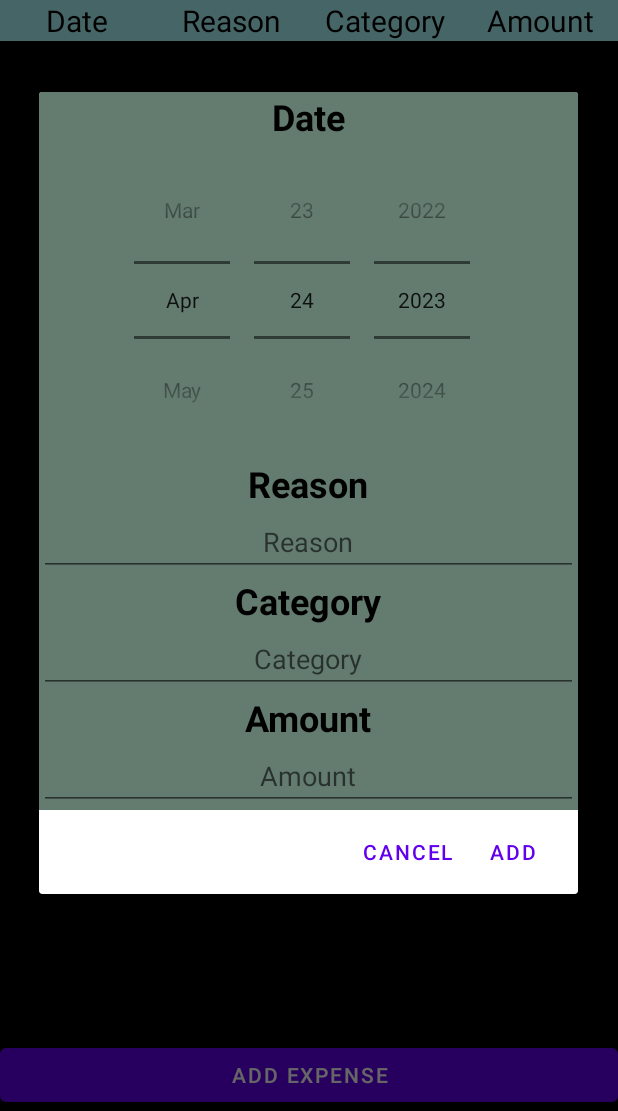
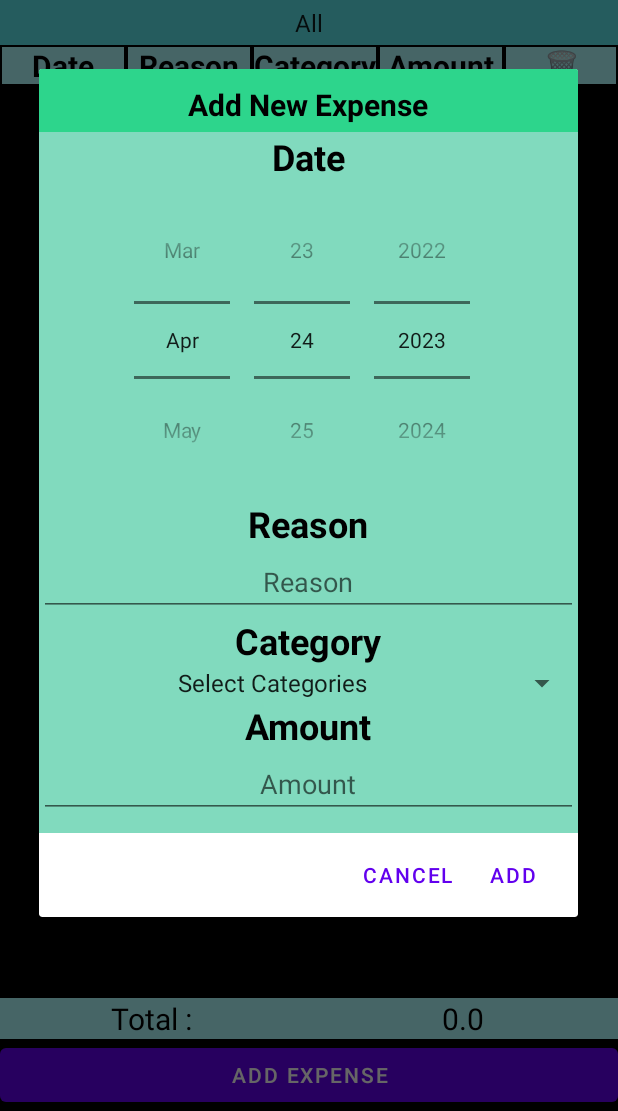
Before and after one commit to omkarpradhan12/ExpenseTracker, an Android app: the screen it shows after launch (MainActivity), after a tap on "ADD EXPENSE", on a phone screen of 412 x 824 dp, the part 125-1236 px from its top. Run offline under Robolectric (Android 15) with nearby library versions, the phone set to English and light mode, and no system bars.

Commit message:
Expense Tracker - Stage 2 // Omkar Pradhan

```diff
--- a/app/src/main/java/com/example/expensetest/MainActivity.java
+++ b/app/src/main/java/com/example/expensetest/MainActivity.java
@@ -12,14 +12,19 @@ import android.view.Gravity;
 import android.view.LayoutInflater;
 import android.view.View;
 
+import android.widget.AdapterView;
+import android.widget.Button;
 import android.widget.DatePicker;
 import android.widget.EditText;
 import android.widget.LinearLayout;
 import android.widget.PopupWindow;
 import android.widget.ScrollView;
+import android.widget.Spinner;
 import android.widget.TableLayout;
 import android.widget.TextView;
 import android.widget.Toast;
+
+import com.google.android.material.navigation.NavigationBarView;
 
 import java.util.List;
 
@@ -27,29 +32,97 @@ public class MainActivity extends AppCompatActivity {
 
     private TableLayout tableLayout;
 
+
     @Override
     protected void onCreate(Bundle savedInstanceState) {
         super.onCreate(savedInstanceState);
         setContentView(R.layout.activity_main);
 
-        table_update();
+        table_update(getall());
 
+        Spinner category = (Spinner) findViewById(R.id.filter);
+
+        category.setOnItemSelectedListener(new AdapterView.OnItemSelectedListener() {
+
+            @Override
+            public void onItemSelected(AdapterView<?> parent, View v,
+                                       int postion, long arg3) {
+                // TODO Auto-generated method stub
+                String  category = parent.getItemAtPosition(postion).toString();
+                if (postion==0)
+                {
+                    table_update(getall());
+                }
+                else {
+                    Toast.makeText(getBaseContext(),category,Toast.LENGTH_SHORT).show();
+                    table_update(getfiltered(category));
+                }
+
+
+            }
+
+            @Override
+            public void onNothingSelected(AdapterView<?> arg0) {
+                // TODO Auto-generated method stub
+
+            }
+        });
 
     }
 
-    public void table_update()
+    private Double total_calculator(List<Expense> expenses)
+    {
+        Double total = 0.0;
+
+        for(Expense exp:expenses){
+
+            total+=Double.parseDouble(exp.getAmount());
+
+        }
+
+        return total;
+    }
+
+    public List<Expense> getall()
     {
         expenseDB_Helper db = new expenseDB_Helper(this);
         List<Expense> expenses = db.getExpenses();
+
+        Double total = total_calculator(expenses);
+        TextView totalamt = (TextView) findViewById(R.id.totalamt);
+
+        totalamt.setText(total.toString());
+
+        return expenses;
+    }
+    public List<Expense> getfiltered(String category)
+    {
+        expenseDB_Helper db = new expenseDB_Helper(this);
+        List<Expense> expenses = db.filter_expense(category);
+
+        Double total = total_calculator(expenses);
+        TextView totalamt = (TextView) findViewById(R.id.totalamt);
+
+        totalamt.setText(total.toString());
+
+        return expenses;
+    }
+
+    public void table_update(List<Expense> expenses)
+    {
+
         tableLayout=(TableLayout)findViewById(R.id.expensetable);
 
         tableLayout.removeAllViews();
 
 
+        expenseDB_Helper db = new expenseDB_Helper(this);
 
         for(Expense exp:expenses){
 
             View tabrow = LayoutInflater.from(this).inflate(R.layout.table_item,null,false);
+
+            int key = exp.getExpkey();
 
             TextView date = (TextView)tabrow.findViewById(R.id.date);
             date.setText(exp.getDate());
@@ -62,6 +135,14 @@ public class MainActivity extends AppCompatActivity {
 
             TextView amount = (TextView)tabrow.findViewById(R.id.amount);
             amount.setText(exp.getAmount());
+
+            Button delete = (Button)tabrow.findViewById(R.id.deleter);
+            delete.setOnClickListener(new View.OnClickListener() {
+                @Override
+                public void onClick(View view) {
+                    Toast.makeText(getBaseContext(),String.valueOf(db.row_deleter(exp.getExpkey())),Toast.LENGTH_SHORT).show();
+                }
+            });
 
             tableLayout.addView(tabrow);
 
@@ -78,6 +159,8 @@ public class MainActivity extends AppCompatActivity {
         LayoutInflater linf = this.getLayoutInflater();
         View dialogview = linf.inflate(R.layout.new_expense,null);
 
+        dialogview.setBackgroundColor(getResources().getColor(R.color.bg));
+
         dialogBuilder.setView(dialogview);
         dialogBuilder.setCancelable(true);
         dialogBuilder.setPositiveButton("ADD", new DialogInterface.OnClickListener() {
@@ -86,19 +169,17 @@ public class MainActivity extends AppCompatActivity {
 
                 DatePicker date = (DatePicker) dialogview.findViewById(R.id.datePicker);
                 EditText reason = (EditText) dialogview.findViewById(R.id.reason_get);
-                EditText category = (EditText) dialogview.findViewById(R.id.category_get);
+                Spinner category = (Spinner) dialogview.findViewById(R.id.category_get);
                 EditText amount = (EditText) dialogview.findViewById(R.id.amount_get);
 
 
-                String dt = String.valueOf(date.getDayOfMonth()) + "-" + String.valueOf(date.getMonth()) + "-" + String.valueOf(date.getYear());
+                String dt = String.valueOf(date.getYear()) + "-" + String.valueOf(date.getMonth()+1) + "-" + String.valueOf(date.getDayOfMonth());
                 String reas = reason.getText().toString();
-                String cate = category.getText().toString();
+                String cate = category.getSelectedItem().toString();
                 String amt = amount.getText().toString();
 
-
                 db.addExpense(new Expense(dt,reas,cate,amt));
-                table_update();
-
+                table_update(getall());
             }
         });
 
@@ -116,4 +197,6 @@ public class MainActivity extends AppCompatActivity {
         add_new_expense.show();
 
     }
+
+
 }
--- /dev/null
+++ b/app/src/main/res/drawable/cell.xml
@@ -0,0 +1,8 @@
+<?xml version="1.0" encoding="utf-8"?>
+<shape xmlns:android="http://schemas.android.com/apk/res/android">
+    <solid
+        android:color="#AFFDFF"/>
+
+    <stroke android:width="1dp"
+        android:color="@color/black"/>
+</shape>
--- /dev/null
+++ b/app/src/main/res/drawable/dialog_bg.xml
@@ -0,0 +1,12 @@
+<?xml version="1.0" encoding="utf-8"?>
+<shape xmlns:android="http://schemas.android.com/apk/res/android">
+    <solid
+        android:color="@color/bg"/>
+    <corners
+        android:radius="30dp" />
+    <padding
+
+
+
+        android:bottom="10dp" />
+</shape>
--- /dev/null
+++ b/app/src/main/res/drawable/header_bg.xml
@@ -0,0 +1,9 @@
+<?xml version="1.0" encoding="utf-8"?>
+<shape xmlns:android="http://schemas.android.com/apk/res/android">
+    <solid
+        android:color="#2DD58C"/>
+
+    <padding
+        android:top="10dp"
+        android:bottom="5dp" />
+</shape>
--- a/app/src/main/res/layout/activity_main.xml
+++ b/app/src/main/res/layout/activity_main.xml
@@ -20,54 +20,84 @@
         android:textSize="20sp"
         android:textStyle="bold" />
 
+    <Spinner
+        android:id="@+id/filter"
+        android:layout_width="match_parent"
+        android:layout_height="70dp"
+        android:textAlignment="center"
+        android:textColor="#000000"
+        android:textSize="20sp"
+        android:layout_weight="0.25"
+        android:gravity="center"
+        android:background="#5EE8EC"
+        android:entries="@array/Categories_Filter"
+        />
+
     <LinearLayout
         android:layout_width="match_parent"
         android:layout_height="wrap_content"
         android:orientation="horizontal">
+
         <TextView
             android:layout_width="10dp"
-            android:layout_height="wrap_content"
+            android:layout_height="match_parent"
+            android:layout_weight="0.25"
+            android:background="@drawable/cell"
+            android:gravity="center"
             android:text="Date"
-            android:layout_weight="0.25"
             android:textAlignment="center"
             android:textColor="#000000"
             android:textSize="20sp"
-            android:gravity="center"
-            android:background="#AFFDFF"
+            android:textStyle="bold"
             />
 
         <TextView
             android:layout_width="10dp"
             android:layout_height="match_parent"
+            android:layout_weight="0.25"
+            android:background="@drawable/cell"
+            android:gravity="center"
             android:text="Reason"
             android:textAlignment="center"
             android:textColor="#000000"
             android:textSize="20sp"
-            android:layout_weight="0.25"
-            android:gravity="center"
-            android:background="#AFFDFF"
-            />
+            android:textStyle="bold" />
 
         <TextView
             android:layout_width="10dp"
             android:layout_height="match_parent"
+            android:layout_weight="0.25"
+            android:background="@drawable/cell"
+            android:gravity="center"
             android:text="Category"
             android:textAlignment="center"
             android:textColor="#000000"
             android:textSize="20sp"
-            android:layout_weight="0.25"
-            android:gravity="center"
-            android:background="#AFFDFF"/>
+            android:textStyle="bold" />
+
         <TextView
             android:layout_width="10dp"
             android:layout_height="match_parent"
+            android:layout_weight="0.25"
+            android:background="@drawable/cell"
+            android:gravity="center"
             android:text="Amount"
             android:textAlignment="center"
             android:textColor="#000000"
             android:textSize="20sp"
+            android:textStyle="bold" />
+
+        <TextView
+            android:layout_width="2dp"
+            android:layout_height="match_parent"
             android:layout_weight="0.25"
+            android:background="@drawable/cell"
             android:gravity="center"
-            android:background="#AFFDFF"/>
+            android:text="🗑"
+            android:textAlignment="center"
+            android:textColor="#000000"
+            android:textSize="20sp"
+            android:textStyle="bold" />
     </LinearLayout>
 
     <ScrollView
@@ -100,6 +130,37 @@
     </TableLayout>
     </ScrollView>
 
+    <LinearLayout
+        android:layout_width="match_parent"
+        android:layout_height="wrap_content"
+        android:orientation="horizontal">
+        <TextView
+            android:layout_width="10dp"
+            android:layout_height="wrap_content"
+            android:text="Total : "
+            android:layout_weight="0.25"
+            android:textAlignment="center"
+            android:textColor="#000000"
+            android:textSize="20sp"
+            android:gravity="center"
+            android:background="#AFFDFF"
+            />
+
+
+
+        <TextView
+            android:id="@+id/totalamt"
+            android:layout_width="10dp"
+            android:layout_height="match_parent"
+            android:text="0"
+            android:textAlignment="center"
+            android:textColor="#000000"
+            android:textSize="20sp"
+            android:layout_weight="0.25"
+            android:gravity="center"
+            android:background="#AFFDFF"/>
+    </LinearLayout>
+
     <Button
         android:id="@+id/button"
         android:layout_width="match_parent"
--- a/app/src/main/res/layout/new_expense.xml
+++ b/app/src/main/res/layout/new_expense.xml
@@ -3,7 +3,19 @@
     android:layout_width="wrap_content"
     android:layout_height="wrap_content"
     android:orientation="vertical"
-    android:background="#647C70">
+    android:background="@drawable/dialog_bg">
+
+    <TextView
+        android:id="@+id/textView2"
+        android:layout_width="match_parent"
+        android:layout_height="wrap_content"
+        android:layout_weight="1"
+        android:text="Add New Expense"
+        android:textAlignment="center"
+        android:textColor="#000000"
+        android:textSize="20sp"
+        android:textStyle="bold"
+        android:background="@drawable/header_bg"/>
 
     <TextView
 
@@ -19,12 +31,12 @@
 
     <DatePicker
         android:id="@+id/datePicker"
+        style="@android:style/Widget.Material.DatePicker"
         android:layout_width="match_parent"
         android:layout_height="wrap_content"
         android:layout_above="@+id/textView1"
-        android:datePickerMode="spinner"
         android:calendarViewShown="false"
-        />
+        android:datePickerMode="spinner" />
 
     <TextView
 
@@ -59,15 +71,13 @@
 
         android:textStyle="bold"/>
 
-    <EditText
+    <Spinner
         android:id="@+id/category_get"
         android:layout_width="match_parent"
         android:layout_height="wrap_content"
         android:layout_weight="1"
-        android:ems="10"
+        android:entries="@array/Categories"
         android:textAlignment="center"
-        android:inputType="text"
-        android:hint="Category"
         />
 
     <TextView
--- a/app/src/main/res/values/colors.xml
+++ b/app/src/main/res/values/colors.xml
@@ -8,4 +8,5 @@
     <color name="black">#FF000000</color>
     <color name="white">#FFFFFFFF</color>
     <color name="bg">#81DABE</color>
+    <color name="transperent">#00FFFFFF</color>
 </resources>
--- a/app/src/main/res/values/strings.xml
+++ b/app/src/main/res/values/strings.xml
@@ -1,3 +1,22 @@
 <resources>
     <string name="app_name">ExpenseTest</string>
+
+    <string-array name="Categories">
+        <item>Select Categories</item>
+        <item>Food</item>
+        <item>Drink</item>
+        <item>Flat</item>
+        <item>Other</item>
+        <item>Travel</item>
+    </string-array>
+
+    <string-array name="Categories_Filter">
+        <item>All</item>
+        <item>Food</item>
+        <item>Drink</item>
+        <item>Flat</item>
+        <item>Other</item>
+        <item>Travel</item>
+    </string-array>
+
 </resources>
```
Also changed, not shown: app/src/main/java/com/example/expensetest/Expense.java (+11 -0 lines), app/src/main/java/com/example/expensetest/expenseDB_Helper.java (+38 -6 lines), app/src/main/res/layout/table_item.xml (+10 -0 lines).
